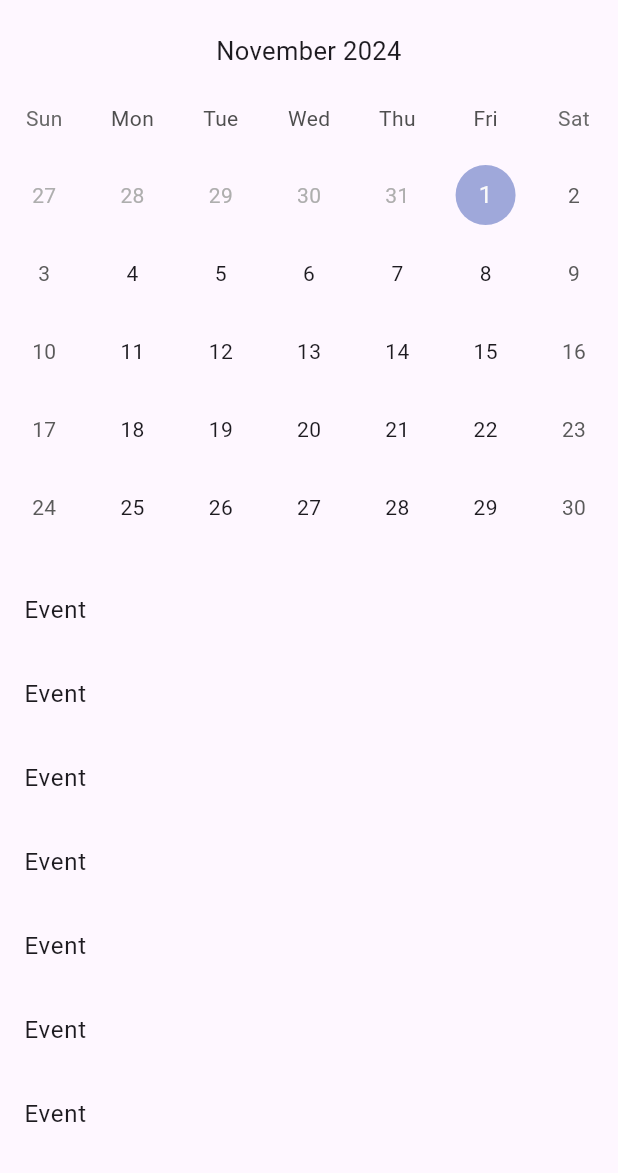
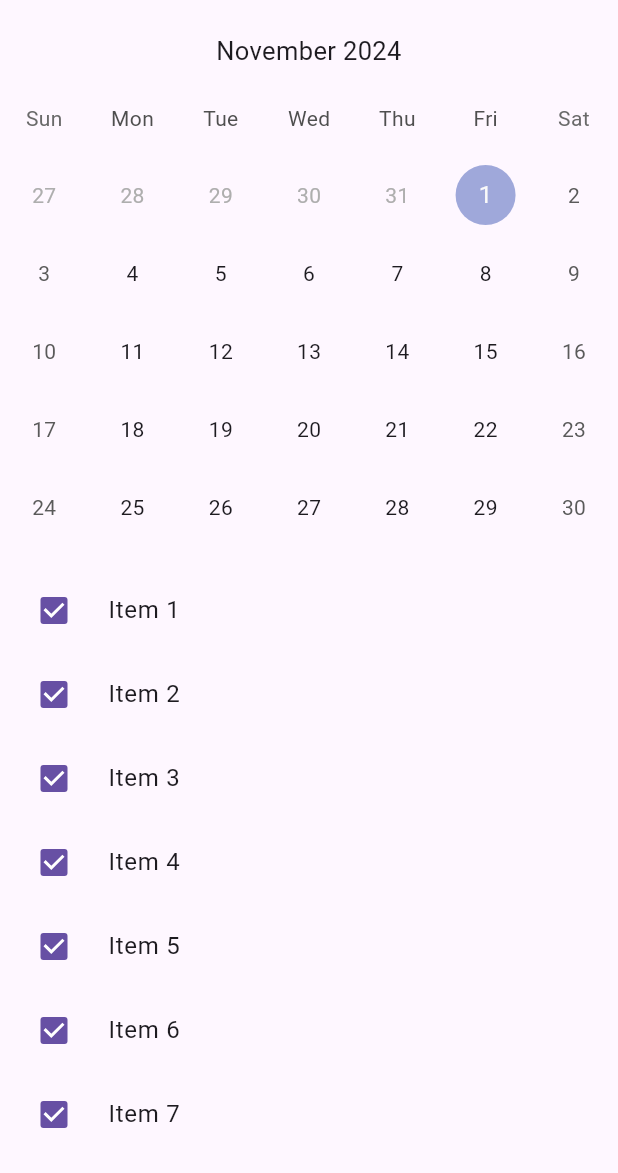
Before and after one commit to MontyCoder0701/anxy_planner, a Flutter app: the screen it shows after launch, on a phone screen of 412 x 824 dp, the part 63-1236 px from its top. Run offline on Flutter 3.47's test engine with Material 3 defaults, Android fonts, the phone set to English and light mode, and no system bars; drawn by our look-alikes of table_calendar.

Commit message:
feat: dismissable list tile 추가

```diff
--- a/lib/main.dart
+++ b/lib/main.dart
@@ -28,6 +28,7 @@ class MyHomePage extends StatefulWidget {
 class _MyHomePageState extends State<MyHomePage> {
   DateTime _focusedDay = DateTime.now();
   DateTime? _selectedDay;
+  final items = List<String>.generate(20, (i) => 'Item ${i + 1}');
 
   @override
   Widget build(BuildContext context) {
@@ -61,18 +62,26 @@ class _MyHomePageState extends State<MyHomePage> {
             ),
             const SizedBox(height: 15),
             Expanded(
-              child: ListView(
-                shrinkWrap: true,
-                children: const [
-                  ListTile(title: Text('Event')),
-                  ListTile(title: Text('Event')),
-                  ListTile(title: Text('Event')),
-                  ListTile(title: Text('Event')),
-                  ListTile(title: Text('Event')),
-                  ListTile(title: Text('Event')),
-                  ListTile(title: Text('Event')),
-                  ListTile(title: Text('Event')),
-                ],
+              child: ListView.builder(
+                itemCount: items.length,
+                itemBuilder: (context, index) {
+                  final item = items[index];
+                  return Dismissible(
+                    key: Key(item),
+                    onDismissed: (direction) {
+                      setState(() {
+                        items.removeAt(index);
+                      });
+                    },
+                    background: Container(color: Colors.red),
+                    child: CheckboxListTile(
+                      controlAffinity: ListTileControlAffinity.leading,
+                      title: Text(item),
+                      value: true,
+                      onChanged: (bool? value) {},
+                    ),
+                  );
+                },
               ),
             ),
           ],
```
